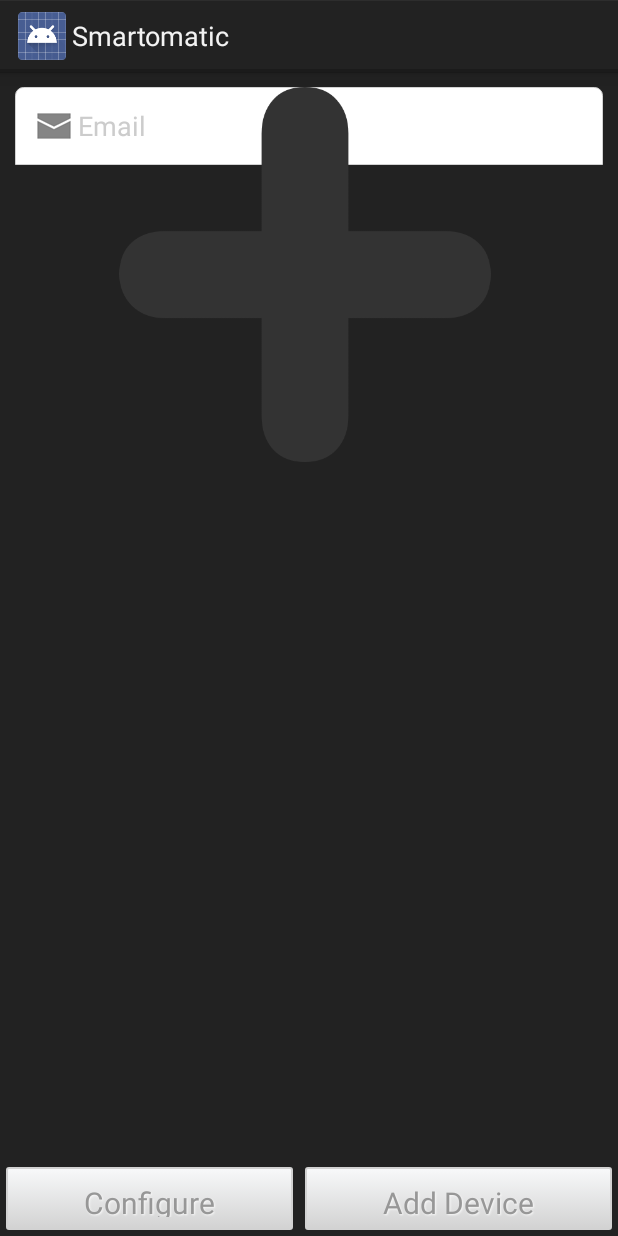
After one commit to Xeaphii/FYP, an Android app: the layout add_device.xml on its own in the app's theme, with its tools: preview values and no code run, on a phone screen of 412 x 824 dp. The commit adds this screen. Run offline under Robolectric (Android 15) with nearby library versions, the phone set to English and light mode, and no system bars.

Commit message:
Android App, Added device

```diff
--- a/Smartomatic/Code/app/src/main/java/info/androidhive/tabsswipe/Devices.java
+++ b/Smartomatic/Code/app/src/main/java/info/androidhive/tabsswipe/Devices.java
@@ -71,10 +71,13 @@ public class Devices extends Fragment {
         cd = new ConnectionDetector(getActivity());
         UserName = prefs.getString("UserName", "");
         Version = prefs.getString("Version", "");
+        DevicesStore = prefs.getString("DevicesStore", "");
         gv = (GridView) rootView.findViewById(R.id.gridView1);
 
         if (cd.isConnectingToInternet()) {
             new CheckVersion(getActivity()).execute("");
+        }else{
+            new SetItems().execute("");
         }
         return rootView;
     }
@@ -375,6 +378,7 @@ public class Devices extends Fragment {
         }
     }
 
+
     public String MD5(String md5) {
         try {
             java.security.MessageDigest md = java.security.MessageDigest.getInstance("MD5");
@@ -388,4 +392,5 @@ public class Devices extends Fragment {
         }
         return null;
     }
+
 }
--- a/Smartomatic/Code/app/src/main/java/info/androidhive/tabsswipe/adapter/DeviceAdapter.java
+++ b/Smartomatic/Code/app/src/main/java/info/androidhive/tabsswipe/adapter/DeviceAdapter.java
@@ -98,11 +98,6 @@ public class DeviceAdapter extends BaseAdapter{
             holder.tb.setVisibility(View.GONE);
             holder.img.setImageResource(R.drawable.add);
             holder.img.getLayoutParams().height = 170;
-            holder.img.getLayoutParams().width = 170;
-
-        }else {
-            holder.tv.setText(Names[position]);
-           // File imgFile = new  File(imageId[position]);
             String path = Environment.getExternalStorageDirectory().toString();
             File imgFile = new File(path, "Smartomatic" + imageId[position]);
             holder.tb.setOnClickListener(new OnClickListener() {
--- /dev/null
+++ b/Smartomatic/Code/app/src/main/res/layout/add_device.xml
@@ -0,0 +1,59 @@
+<?xml version="1.0" encoding="utf-8"?>
+<RelativeLayout xmlns:android="http://schemas.android.com/apk/res/android"
+    android:orientation="vertical"
+    android:layout_width="match_parent"
+    android:layout_height="match_parent"
+    android:background="#222222">
+
+    <EditText
+        android:id="@+id/et_device_name"
+        android:layout_width="match_parent"
+        android:layout_height="wrap_content"
+        android:background="@drawable/edittext_top_bg"
+        android:padding="10dp"
+        android:layout_margin="10dp"
+        android:hint="Email"
+        android:textColorHint="#cccccc"
+        android:drawableLeft="@drawable/email" />
+
+    <ImageView
+        android:id="@+id/imageView1"
+        android:layout_height="250dp"
+        android:layout_below="@id/etUserName"
+        android:layout_marginTop="10dp"
+        android:layout_marginLeft="5dp"
+        android:layout_marginRight="5dp"
+        android:src="@drawable/add"
+        android:layout_width="wrap_content"></ImageView>
+
+
+    <LinearLayout
+        android:layout_width="fill_parent"
+        android:layout_alignParentBottom="true"
+        android:layout_height="wrap_content">
+
+        <Button
+            android:id="@+id/bt_configure"
+            android:padding="10dp"
+            android:layout_margin="4dp"
+            android:text="Configure"
+
+            style="@style/DefaultButtonText"
+            android:background="@drawable/button_default_bg"
+            android:layout_height="42dp"
+            android:layout_width="wrap_content"
+            android:layout_weight="1" />
+
+        <Button
+            android:id="@+id/bt_add_device"
+            android:padding="10dp"
+            android:layout_margin="4dp"
+            android:text="Add Device"
+
+            style="@style/DefaultButtonText"
+            android:background="@drawable/button_default_bg"
+            android:layout_height="42dp"
+            android:layout_width="wrap_content"
+            android:layout_weight="1" />
+    </LinearLayout>
+</RelativeLayout>
```
Also changed, not shown: Smartomatic/Code/app/src/main/java/info/androidhive/tabsswipe/AddDevice.java (added, +224 -0 lines), Smartomatic/Code/app/src/main/java/info/androidhive/tabsswipe/MainActivity.java (line endings or trailing spaces), 1 other file.
